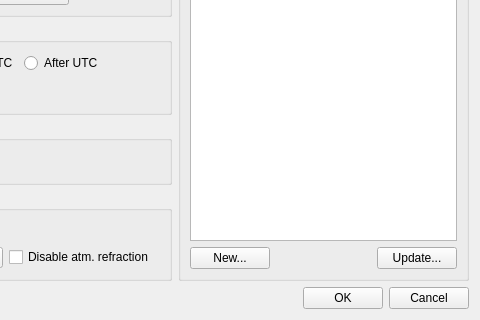
Qt form cwpossel.ui (PavelMr/skytechx) before a commit; both pictures show x 180 to 660 and y 325 to 645 of the 660 by 645 pixel window.
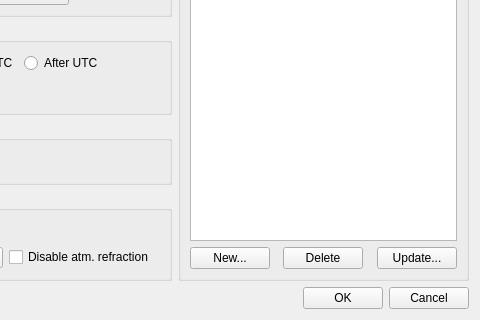
The same form after that commit. Custom widgets are drawn as their Qt base class.

Diff of the .ui file:
```diff
--- a/cwpossel.ui
+++ b/cwpossel.ui
@@ -560,6 +560,26 @@
               </property>
              </widget>
             </item>
+            <item>
+             <spacer name="horizontalSpacer_10">
+              <property name="orientation">
+               <enum>Qt::Horizontal</enum>
+              </property>
+              <property name="sizeHint" stdset="0">
+               <size>
+                <width>40</width>
+                <height>20</height>
+               </size>
+              </property>
+             </spacer>
+            </item>
+            <item>
+             <widget class="QPushButton" name="pushButton_9">
+              <property name="text">
+               <string>Delete</string>
+              </property>
+             </widget>
+            </item>
             <item>
              <spacer name="horizontalSpacer_8">
               <property name="orientation">
```
